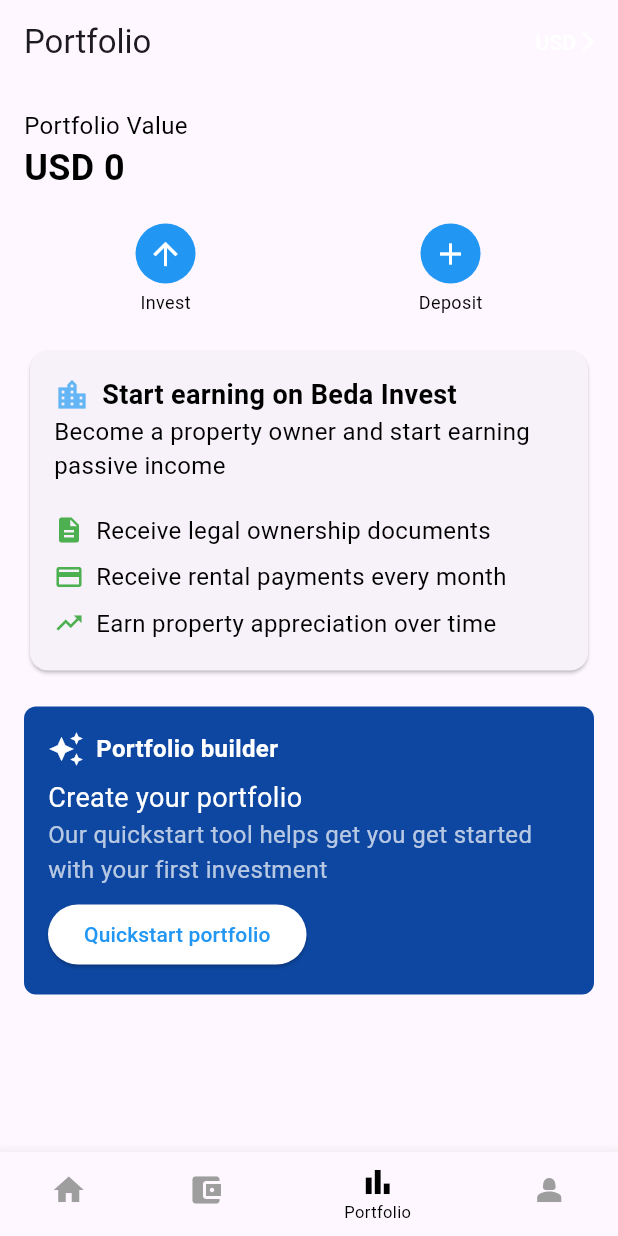
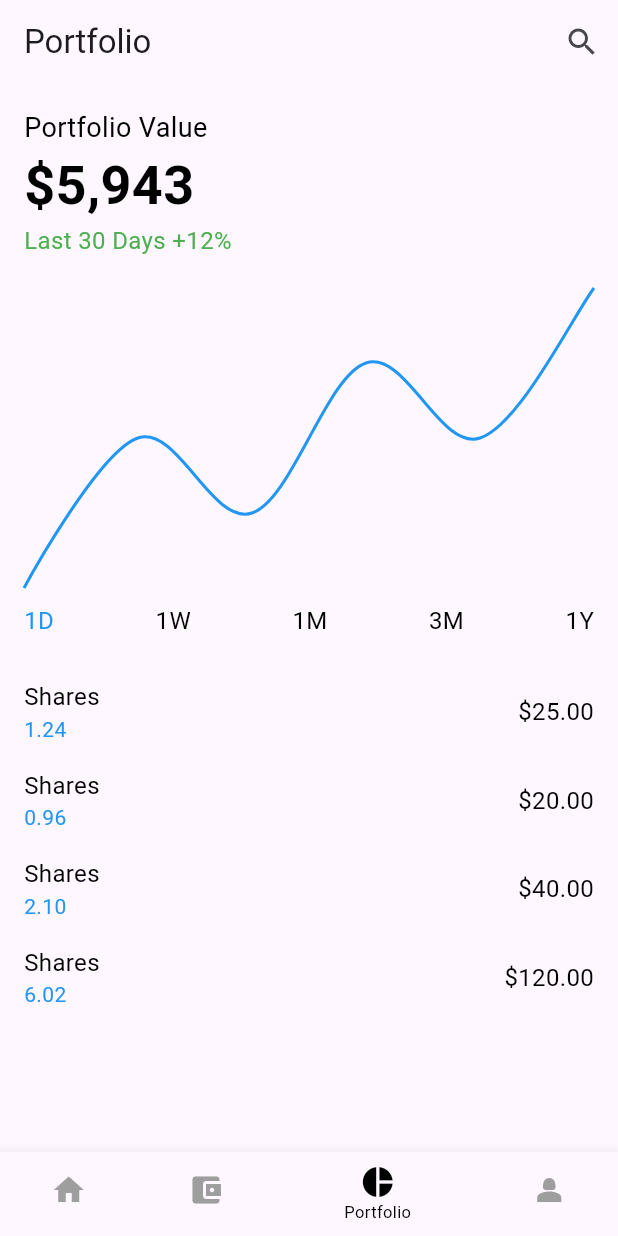
Before and after one commit to bekhruzbekRakhmonov/beda_invest, a Flutter app: the DashboardPage screen opened directly, item 3 of the bottom bar chosen, on a phone screen of 412 x 824 dp. Run offline on Flutter 3.47's test engine with Material 3 defaults, Android fonts, the phone set to English and light mode, and no system bars; drawn by our look-alikes of fl_chart; our stand-ins replace cached_network_image, cloud_firestore, firebase_auth, firebase_core, loading_animation_widget, money_formatter and 2 more; accounts and stored records are empty; generated files the repository leaves out were written again; network calls fail.

Commit message:
Portfolio page changed

```diff
--- a/lib/presentation/pages/nav_page/nav_page.dart
+++ b/lib/presentation/pages/nav_page/nav_page.dart
@@ -54,7 +54,7 @@
           BottomNavigationBarItem(
               icon: Icon(Icons.account_balance_wallet), label: 'Wallet'),
           BottomNavigationBarItem(
-              icon: Icon(Icons.bar_chart), label: "Portfolio"),
+              icon: Icon(Icons.pie_chart), label: "Portfolio"),
           BottomNavigationBarItem(
               icon: Icon(Icons.person_2), label: "Profile"),
         ],
--- a/lib/presentation/pages/portfolio/portfolio_page.dart
+++ b/lib/presentation/pages/portfolio/portfolio_page.dart
@@ -1,4 +1,5 @@
 import 'package:flutter/material.dart';
+import 'package:fl_chart/fl_chart.dart';
 
 class PortfolioPage extends StatelessWidget {
   const PortfolioPage({Key? key}) : super(key: key);
@@ -9,14 +10,9 @@
       appBar: AppBar(
         title: const Text('Portfolio'),
         actions: [
-          TextButton(
+          IconButton(
+            icon: const Icon(Icons.search),
             onPressed: () {},
-            child: const Row(
-              children: [
-                Text('USD', style: TextStyle(color: Colors.white)),
-                Icon(Icons.arrow_forward_ios, color: Colors.white, size: 16),
-              ],
-            ),
           ),
         ],
       ),
@@ -26,21 +22,55 @@
           child: Column(
             crossAxisAlignment: CrossAxisAlignment.start,
             children: [
-              const Text('Portfolio Value', style: TextStyle(fontSize: 16)),
-              const Text('USD 0',
-                  style: TextStyle(fontSize: 24, fontWeight: FontWeight.bold)),
+              const Text('Portfolio Value', style: TextStyle(fontSize: 18)),
+              const Text('\$5,943',
+                  style: TextStyle(fontSize: 36, fontWeight: FontWeight.bold)),
+              const Text('Last 30 Days +12%',
+                  style: TextStyle(fontSize: 16, color: Colors.green)),
               const SizedBox(height: 20),
+              SizedBox(
+                height: 200,
+                child: LineChart(
+                  LineChartData(
+                    gridData: FlGridData(show: false),
+                    titlesData: FlTitlesData(show: false),
+                    borderData: FlBorderData(show: false),
+                    lineBarsData: [
+                      LineChartBarData(
+                        spots: [
+                          const FlSpot(0, 1),
+                          const FlSpot(1, 3),
+                          const FlSpot(2, 2),
+                          const FlSpot(3, 4),
+                          const FlSpot(4, 3),
+                          const FlSpot(5, 5),
+                        ],
+                        isCurved: true,
+                        color: Colors.blue,
+                        barWidth: 2,
+                        dotData: FlDotData(show: false),
+                        belowBarData: BarAreaData(show: false),
+                      ),
+                    ],
+                  ),
+                ),
+              ),
+              const SizedBox(height: 10),
               Row(
-                mainAxisAlignment: MainAxisAlignment.spaceAround,
-                children: [
-                  _buildCircularButton(Icons.arrow_upward, 'Invest', Colors.blue),
-                  _buildCircularButton(Icons.add, 'Deposit', Colors.blue),
+                mainAxisAlignment: MainAxisAlignment.spaceBetween,
+                children: const [
+                  Text('1D', style: TextStyle(color: Colors.blue)),
+                  Text('1W'),
+                  Text('1M'),
+                  Text('3M'),
+                  Text('1Y'),
                 ],
               ),
               const SizedBox(height: 20),
-              _buildEarningCard(),
-              const SizedBox(height: 20),
-              _buildPortfolioBuilder(),
+              _buildShareItem('1.24', '25.00'),
+              _buildShareItem('0.96', '20.00'),
+              _buildShareItem('2.10', '40.00'),
+              _buildShareItem('6.02', '120.00'),
             ],
           ),
         ),
@@ -48,95 +78,21 @@
     );
   }
 
-  Widget _buildCircularButton(IconData icon, String label, Color color) {
-    return Column(
-      children: [
-        CircleAvatar(
-          backgroundColor: color,
-          child: Icon(icon,
-              color: color == Colors.white ? Colors.blue : Colors.white),
-        ),
-        const SizedBox(height: 4),
-        Text(label, style: const TextStyle(fontSize: 12)),
-      ],
-    );
-  }
-
-  Widget _buildEarningCard() {
-    return Card(
-      child: Padding(
-        padding: const EdgeInsets.all(16.0),
-        child: Column(
-          crossAxisAlignment: CrossAxisAlignment.start,
-          children: [
-            Row(
-              children: [
-                Icon(Icons.location_city, color: Colors.blue[300]),
-                const SizedBox(width: 8),
-                const Text('Start earning on Beda Invest',
-                    style:
-                        TextStyle(fontSize: 18, fontWeight: FontWeight.bold)),
-              ],
-            ),
-            const Text(
-                'Become a property owner and start earning passive income'),
-            const SizedBox(height: 16),
-            _buildInfoRow(
-                Icons.description, 'Receive legal ownership documents'),
-            _buildInfoRow(Icons.payment, 'Receive rental payments every month'),
-            _buildInfoRow(
-                Icons.trending_up, 'Earn property appreciation over time'),
-          ],
-        ),
-      ),
-    );
-  }
-
-  Widget _buildInfoRow(IconData icon, String text) {
+  Widget _buildShareItem(String shares, String value) {
     return Padding(
-      padding: const EdgeInsets.symmetric(vertical: 4.0),
+      padding: const EdgeInsets.symmetric(vertical: 8.0),
       child: Row(
+        mainAxisAlignment: MainAxisAlignment.spaceBetween,
         children: [
-          Icon(icon, color: Colors.green, size: 20),
-          const SizedBox(width: 8),
-          Expanded(child: Text(text)),
-        ],
-      ),
-    );
-  }
-
-  Widget _buildPortfolioBuilder() {
-    return Container(
-      padding: const EdgeInsets.all(16),
-      decoration: BoxDecoration(
-        color: Colors.blue[900],
-        borderRadius: BorderRadius.circular(8),
-      ),
-      child: Column(
-        crossAxisAlignment: CrossAxisAlignment.start,
-        children: [
-          const Row(
+          Column(
+            crossAxisAlignment: CrossAxisAlignment.start,
             children: [
-              Icon(Icons.auto_awesome, color: Colors.white),
-              SizedBox(width: 8),
-              Text('Portfolio builder',
-                  style: TextStyle(
-                      color: Colors.white, fontWeight: FontWeight.bold)),
+              const Text('Shares', style: TextStyle(fontSize: 16)),
+              Text(shares,
+                  style: const TextStyle(fontSize: 14, color: Colors.blue)),
             ],
           ),
-          const SizedBox(height: 8),
-          const Text('Create your portfolio',
-              style: TextStyle(color: Colors.white, fontSize: 18)),
-          const Text(
-              'Our quickstart tool helps get you get started with your first investment',
-              style: TextStyle(color: Colors.white70)),
-          const SizedBox(height: 8),
-          ElevatedButton(
-            onPressed: () {},
-            style: ElevatedButton.styleFrom(backgroundColor: Colors.white),
-            child: const Text('Quickstart portfolio',
-                style: TextStyle(color: Colors.blue)),
-          ),
+          Text('\$$value', style: const TextStyle(fontSize: 16)),
         ],
       ),
     );
--- a/pubspec.yaml
+++ b/pubspec.yaml
@@ -15,6 +15,7 @@
     sdk: flutter
 
   flutter_dotenv: ^5.1.0
+  fl_chart: ^0.68.0
   http: ^1.2.1
   firebase_auth: ^4.17.7
   firebase_core: ^2.27.0
```
Also changed, not shown: pubspec.lock.
